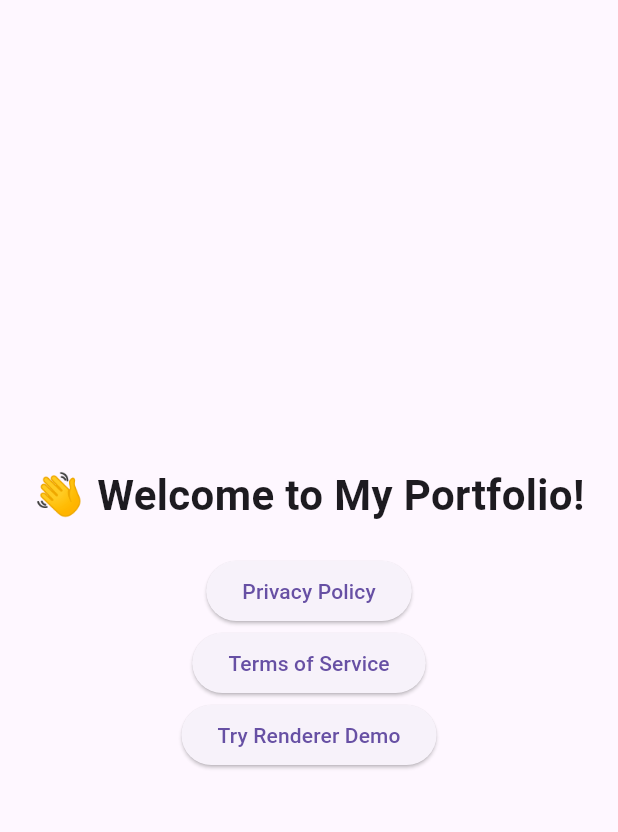
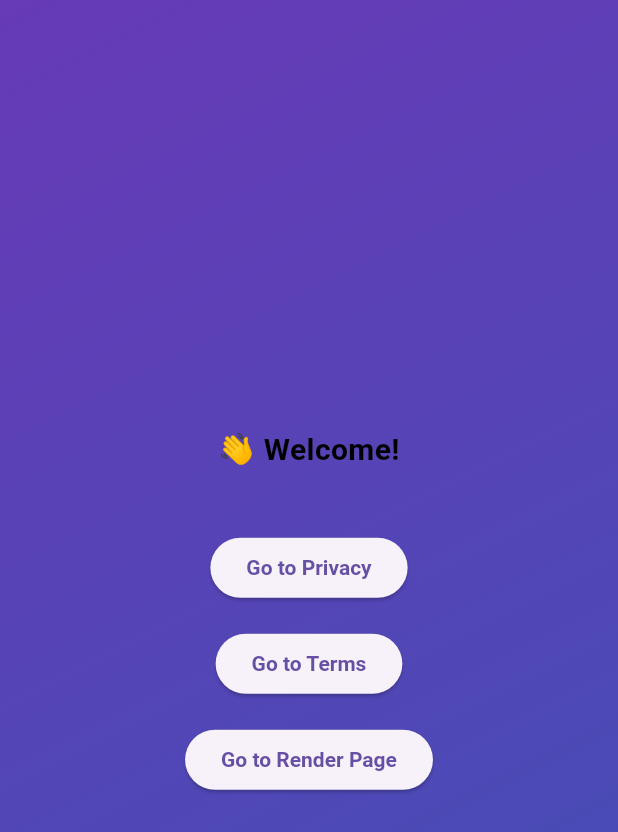
Before and after one commit to Nightswish/AboutFlutter, a Flutter app: the screen it shows after launch, on a phone screen of 412 x 824 dp. Shown: the top 832 px of the screen. Run offline on Flutter 3.47's test engine with Material 3 defaults, Android fonts, the light colour scheme and no system bars; our stand-ins replace go_router, google_fonts; missing offline and left inert: dart:html; Roboto replaces fonts that are missing (Pretendard).

Commit message:
반응형 레이아웃 적용중

```diff
--- /dev/null
+++ b/portfolio/lib/core/responsive.dart
@@ -0,0 +1,108 @@
+// lib/core/responsive.dart
+import 'package:flutter/widgets.dart';
+
+/// 디바이스 타입 정의
+/// - mobile: 스마트폰
+/// - tablet: 큰 폰 / 작은 태블릿
+/// - desktop: 노트북/데스크탑
+/// - largeDesktop: 큰 화면 (TV / 4k 모니터 등)
+enum DeviceScreenType { mobile, tablet, desktop, largeDesktop }
+
+/// Breakpoints 중앙관리
+/// 필요하면 여기만 수정해서 전체앱 브레이크포인트를 바꿀 수 있음.
+class Breakpoints {
+  // 📌 기본값 - 타깃에 따라 조정
+  static const double mobile = 600;
+  static const double tablet = 1024;
+  static const double desktop = 1366;
+  static const double largeDesktop = 1920;
+}
+
+/// Responsive 헬퍼 클래스
+/// - MediaQuery 또는 LayoutBuilder에서 얻은 width로 DeviceScreenType 판정
+/// - value<T>()로 브레이크포인트 별 값을 편리하게 반환
+class Responsive {
+  Responsive._(); // 인스턴스화 금지 (static API 전용)
+
+  /// width → DeviceScreenType  :  width 기준으로 DeviceScreenType을 반환
+  static DeviceScreenType deviceTypeFromWidth(double width) {
+    if (width >= Breakpoints.largeDesktop) return DeviceScreenType.largeDesktop;
+    if (width >= Breakpoints.desktop) return DeviceScreenType.desktop;
+    if (width >= Breakpoints.tablet) return DeviceScreenType.tablet;
+    return DeviceScreenType.mobile;
+  }
+
+  /// context → DeviceScreenType
+  /// BuildContext에서 현재 DeviceScreenType을 반환
+  /// MediaQuery.of(context).size.width 를 내부에서 사용함.
+  static DeviceScreenType of(BuildContext context) {
+    final width = MediaQuery.of(context).size.width;
+    return deviceTypeFromWidth(width);
+  }
+
+  /// 간단 편의 함수들
+  static bool isMobile(BuildContext context) => of(context) == DeviceScreenType.mobile;
+  static bool isTablet(BuildContext context) => of(context) == DeviceScreenType.tablet;
+  static bool isDesktop(BuildContext context) =>
+      of(context) == DeviceScreenType.desktop || of(context) == DeviceScreenType.largeDesktop;
+
+  /// 제네릭 값 반환
+  static T value<T>({
+    required BuildContext context,
+    T? mobile,
+    T? tablet,
+    T? desktop,
+    T? largeDesktop,
+    required T fallback,
+  }) {
+    final device = of(context);
+    switch (device) {
+      case DeviceScreenType.largeDesktop:
+        return largeDesktop ?? desktop ?? tablet ?? mobile ?? fallback;
+      case DeviceScreenType.desktop:
+        return desktop ?? tablet ?? mobile ?? fallback;
+      case DeviceScreenType.tablet:
+        return tablet ?? mobile ?? fallback;
+      case DeviceScreenType.mobile:
+      default:
+        return mobile ?? fallback;
+    }
+  }
+
+  /// 접근성 대응 텍스트 크기 반환
+  static double fontSize({
+    required BuildContext context,
+    required double mobile,
+    required double tablet,
+    required double desktop,
+    double? largeDesktop,
+  }) {
+    final base = value<double>(
+      context: context,
+      mobile: mobile,
+      tablet: tablet,
+      desktop: desktop,
+      largeDesktop: largeDesktop ?? desktop,
+      fallback: mobile,
+    );
+    final textScale = MediaQuery.of(context).textScaleFactor;
+    return base * textScale;
+  }
+}
+
+/// LayoutBuilder 기반 빌더
+class ResponsiveBuilder extends StatelessWidget {
+  final Widget Function(BuildContext, DeviceScreenType) builder;
+
+  const ResponsiveBuilder({super.key, required this.builder});
+
+  @override
+  Widget build(BuildContext context) {
+    return LayoutBuilder(
+      builder: (context, constraints) {
+        final device = Responsive.deviceTypeFromWidth(constraints.maxWidth);
+        return builder(context, device);
+      },
+    );
+  }
+}
--- a/portfolio/lib/main.dart
+++ b/portfolio/lib/main.dart
@@ -2,6 +2,7 @@ import 'dart:html' as html;
 import 'package:flutter/material.dart';
 import 'package:go_router/go_router.dart';
 import 'package:google_fonts/google_fonts.dart';
+import 'core/responsive.dart';
 // import 'package:flutter/foundation.dart';
 // import 'package:flutter_riverpod/flutter_riverpod.dart';
 
@@ -107,31 +108,113 @@ class HomePage extends StatelessWidget {
 
   @override
   Widget build(BuildContext context) {
+    final isDesktop = Responsive.isDesktop(context); // ✅ 데스크탑 여부 판별
+
     // Scaffold는 앱의 기본적인 시각 구조(앱바, 본문, 하단바 등)를 제공하는 위젯
     return Scaffold(
       body: Center( // 본문 내용을 화면 중앙에 배치
-        child: Column( // 위젯들을 세로로 쌓을 때 쓰는 위젯
-          mainAxisAlignment: MainAxisAlignment.center, // 세로축으로 위젯들을 중앙 정렬
-          children: [ // Column 안에 들어갈 위젯 목록
-            const Text( // 그냥 텍스트를 보여주는 위젯
-              '👋 Welcome to My Portfolio!',
-              style: TextStyle(fontSize: 28, fontWeight: FontWeight.bold), // 글자 스타일 설정
+        child: Container(
+          width: double.infinity,
+          height: double.infinity,
+          decoration: const BoxDecoration(
+            gradient: LinearGradient(
+              colors: [Colors.deepPurple, Colors.indigo],
+              begin: Alignment.topLeft,
+              end: Alignment.bottomRight,
             ),
-            const SizedBox(height: 20), // 간격 조절용
-            ElevatedButton( // 약간 튀어나온 느낌의 버튼 위젯
-              onPressed: () => context.go('/privacy'),  // context.go는 GoRouter가 제공하는 화면 이동 함수
-              child: const Text('Privacy Policy'), // 버튼 위에 표시될 텍스트
+          ),
+          child: SafeArea(
+            child: Column( // 위젯들을 세로로 쌓을 때 쓰는 위젯
+                mainAxisAlignment: MainAxisAlignment.center, // 세로축으로 위젯들을 중앙 정렬
+                children: [ // Column 안에 들어갈 위젯 목록
+                  const HeroTitleHome(),
+                  const SizedBox(height: 32), // 간격 조절용
+
+                  // ✅ 버튼 레이아웃 반응형 적용
+                  isDesktop
+                      ? Row(
+                          mainAxisAlignment: MainAxisAlignment.center,
+                          children: [
+                            _buildButton(
+                              context,
+                              label: "Go to Privacy",
+                              onTap: () => context.go("/privacy"),
+                            ),
+                            _buildButton(
+                              context,
+                              label: "Go to Terms",
+                              onTap: () => context.go("/terms"),
+                            ),
+                            _buildButton(
+                              context,
+                              label: "Go to Render Page",
+                              onTap: () => context.go("/render"),
+                            ),
+                          ],
+                        )
+                      : Column(
+                          mainAxisSize: MainAxisSize.min,
+                          children: [
+                            _buildButton(
+                              context,
+                              label: "Go to Privacy",
+                              onTap: () => context.go("/privacy"),
+                            ),
+                            _buildButton(
+                              context,
+                              label: "Go to Terms",
+                              onTap: () => context.go("/terms"),
+                            ),
+                            _buildButton(
+                              context,
+                              label: "Go to Render Page",
+                              onTap: () => context.go("/render"),
+                            ),
+                          ],
+                        ),
+                ],
+              ),
+          ),
+        )
+      ),
+    );
+  }
+
+  /// 버튼 위젯 빌더
+  Widget _buildButton(BuildContext context,
+      {required String label, required VoidCallback onTap}) {
+    return Padding(
+      padding: const EdgeInsets.all(8.0),
+      child: ElevatedButton(
+        onPressed: onTap,
+        style: ElevatedButton.styleFrom(
+          padding: EdgeInsets.symmetric(
+            horizontal: Responsive.value(
+              context: context,
+              mobile: 24,
+              tablet: 32,
+              desktop: 48,
+              fallback: 24,
             ),
-            ElevatedButton(
-              onPressed: () => context.go('/terms'), // 버튼을 누르면 '/terms' 경로로 이동
-              child: const Text('Terms of Service'),
+            vertical: Responsive.value(
+              context: context,
+              mobile: 12,
+              tablet: 16,
+              desktop: 20,
+              fallback: 12,
             ),
-            ElevatedButton(
-              onPressed: () => context.go('/render'),
-              child: const Text('Try Renderer Demo'),
+          ),
+          textStyle: TextStyle(
+            fontSize: Responsive.fontSize(
+              context: context,
+              mobile: 14,
+              tablet: 16,
+              desktop: 18,
             ),
-          ],
+            fontWeight: FontWeight.bold,
+          ),
         ),
+        child: Text(label),
       ),
     );
   }
@@ -268,6 +351,14 @@ class HeroTitle extends StatelessWidget {
 
   @override
   Widget build(BuildContext context) {
+    // Responsive 기반 글꼴 크기 계산
+    final fontSize = Responsive.fontSize(
+      context: context,
+      mobile: 28,
+      tablet: 36,
+      desktop: 48,
+    );
+
     return Hero( // 위젯 간의 시각적 연결 애니메이션 (다른 화면으로 전환될 때 유용)
       tag: "Rendering Page", // 고유 태그 (같은 태그를 가진 다른 화면의 위젯과 연결됨)
       child: Material( // 텍스트 위젯에 Material 디자인 효과 (그림자 등)를 적용하기 위해 감싸줌
@@ -276,7 +367,7 @@ class HeroTitle extends StatelessWidget {
           "Check Rendering",
           textAlign: TextAlign.center,
           style: GoogleFonts.poppins( // Google Fonts의 Poppins 글꼴 사용 (개별 위젯에서 폰트 오버라이드)
-            fontSize: 48,
+            fontSize: fontSize, // ✅ 반응형 적용
             fontWeight: FontWeight.bold,
             color: Colors.white,
             shadows: [ // 텍스트에 그림자 효과 추가
@@ -293,165 +384,51 @@ class HeroTitle extends StatelessWidget {
   }
 }
 
-// 애플리케이션의 루트 위젯
-// class MyApp extends StatelessWidget {
-//   const MyApp({super.key});
+class HeroTitleHome extends StatelessWidget {
+  const HeroTitleHome({super.key});
 
-//   // This widget is the root of your application.
-//   @override
-//   Widget build(BuildContext context) {
-//     return MaterialApp(
-//       // 앱 기본 설정
-//       title: 'Flutter Demo',
-//       // 디버그 배너 제거
-//       debugShowCheckedModeBanner: false,
-//       // 기본 테마 설정 (임시)
-//       theme: ThemeData(
-//         // This is the theme of your application.
-//         //
-//         // TRY THIS: Try running your application with "flutter run". You'll see
-//         // the application has a purple toolbar. Then, without quitting the app,
-//         // try changing the seedColor in the colorScheme below to Colors.green
-//         // and then invoke "hot reload" (save your changes or press the "hot
-//         // reload" button in a Flutter-supported IDE, or press "r" if you used
-//         // the command line to start the app).
-//         //
-//         // Notice that the counter didn't reset back to zero; the application
-//         // state is not lost during the reload. To reset the state, use hot
-//         // restart instead.
-//         //
-//         // This works for code too, not just values: Most code changes can be
-//         // tested with just a hot reload.
-//         // 기본 색상 스키마
-//         colorScheme: ColorScheme.fromSeed(
-//           seedColor: Colors.blue,
-//           brightness: Brightness.light,
-//         ),
-//         // 머티리얼 디자인 3 활성화
-//         useMaterial3: true,
-//       ),
-//       // 다크 테마 (선택적)
-//       darkTheme: ThemeData(
-//         colorScheme: ColorScheme.fromSeed(
-//           seedColor: Colors.blue,
-//           brightness: Brightness.dark,
-//         ),
-//         useMaterial3: true,
-//       ),
-//       // 테마 모드 (라이트 모드)
-//       themeMode: ThemeMode.light,
-//       // 초기 홈 페이지
-//       home: const HomeScreen(),
-//       // home: const MyHomePage(title: 'Flutter Demo Home Page'),
-//     );
-//   }
-// }
+  @override
+  Widget build(BuildContext context) {
+    final isMobile = Responsive.isMobile(context);
+    final isTablet = Responsive.isTablet(context);
+    final isDesktop = Responsive.isDesktop(context);
 
-// // 임시 홈
-// class HomeScreen extends StatelessWidget {
-//   const HomeScreen({Key? key}) : super(key: key);
+    if (isMobile) {
+      return const Text(
+        '👋 Welcome!', // 모바일에서는 짧게
+        textAlign: TextAlign.center,
+        style: TextStyle(
+          fontSize: 20,
+          fontWeight: FontWeight.bold,
+          color: Colors.black,
+        ),
+      );
+    } else if (isTablet) {
+      return const Text(
+        '👋 Welcome to\nMy Portfolio!', // 두 줄로 표시
+        textAlign: TextAlign.center,
+        style: TextStyle(
+          fontSize: 26,
+          fontWeight: FontWeight.bold,
+          color: Colors.black,
+        ),
+      );
+    } else if (isDesktop) {
+      return Text(
+        '👋 Welcome to My Portfolio!', // 데스크탑에서는 여유 있는 스타일
+        textAlign: TextAlign.center,
+        style: GoogleFonts.poppins(
+          fontSize: 34,
+          fontWeight: FontWeight.w600,
+          color: Colors.black87,
+        ),
+      );
+    }
 
-//   @override
-//   Widget build(BuildContext context) {
-//     return Scaffold(
-//       appBar: AppBar(
-//         title: const Text('DEv Start'),
-//       ),
-//       body: const Center(
-//         child: Text(
-//           '개발 시작!',
-//           style: TextStyle(
-//             fontSize: 24,
-//             fontWeight: FontWeight.bold,
-//           ),
-//         ),
-//       ),
-//     );
-//   }
-// }
-
-// class MyHomePage extends StatefulWidget {
-//   const MyHomePage({super.key, required this.title});
-
-//   // This widget is the home page of your application. It is stateful, meaning
-//   // that it has a State object (defined below) that contains fields that affect
-//   // how it looks.
-
-//   // This class is the configuration for the state. It holds the values (in this
-//   // case the title) provided by the parent (in this case the App widget) and
-//   // used by the build method of the State. Fields in a Widget subclass are
-//   // always marked "final".
-
-//   final String title;
-
-//   @override
-//   State<MyHomePage> createState() => _MyHomePageState();
-// }
-
-// class _MyHomePageState extends State<MyHomePage> {
-//   int _counter = 0;
-
-//   void _incrementCounter() {
-//     setState(() {
-//       // This call to setState tells the Flutter framework that something has
-//       // changed in this State, which causes it to rerun the build method below
-//       // so that the display can reflect the updated values. If we changed
-//       // _counter without calling setState(), then the build method would not be
-//       // called again, and so nothing would appear to happen.
-//       _counter++;
-//     });
-//   }
-
-//   @override
-//   Widget build(BuildContext context) {
-//     // This method is rerun every time setState is called, for instance as done
-//     // by the _incrementCounter method above.
-//     //
-//     // The Flutter framework has been optimized to make rerunning build methods
-//     // fast, so that you can just rebuild anything that needs updating rather
-//     // than having to individually change instances of widgets.
-//     return Scaffold(
-//       appBar: AppBar(
-//         // TRY THIS: Try changing the color here to a specific color (to
-//         // Colors.amber, perhaps?) and trigger a hot reload to see the AppBar
-//         // change color while the other colors stay the same.
-//         backgroundColor: Theme.of(context).colorScheme.inversePrimary,
-//         // Here we take the value from the MyHomePage object that was created by
-//         // the App.build method, and use it to set our appbar title.
-//         title: Text(widget.title),
-//       ),
-//       body: Center(
-//         // Center is a layout widget. It takes a single child and positions it
-//         // in the middle of the parent.
-//         child: Column(
-//           // Column is also a layout widget. It takes a list of children and
-//           // arranges them vertically. By default, it sizes itself to fit its
-//           // children horizontally, and tries to be as tall as its parent.
-//           //
-//           // Column has various properties to control how it sizes itself and
-//           // how it positions its children. Here we use mainAxisAlignment to
-//           // center the children vertically; the main axis here is the vertical
-//           // axis because Columns are vertical (the cross axis would be
-//           // horizontal).
-//           //
-//           // TRY THIS: Invoke "debug painting" (choose the "Toggle Debug Paint"
-//           // action in the IDE, or press "p" in the console), to see the
-//           // wireframe for each widget.
-//           mainAxisAlignment: MainAxisAlignment.center,
-//           children: <Widget>[
-//             const Text('You have pushed the button this many times:'),
-//             Text(
-//               '$_counter',
-//               style: Theme.of(context).textTheme.headlineMedium,
-//             ),
-//           ],
-//         ),
-//       ),
-//       floatingActionButton: FloatingActionButton(
-//         onPressed: _incrementCounter,
-//         tooltip: 'Increment',
-//         child: const Icon(Icons.add),
-//       ), // This trailing comma makes auto-formatting nicer for build methods.
-//     );
-//   }
-// }
+    // fallback (혹시라도 조건이 안맞을 경우)
+    return const Text(
+      '👋 Welcome!',
+      style: TextStyle(fontSize: 20, fontWeight: FontWeight.bold),
+    );
+  }
+}
```
